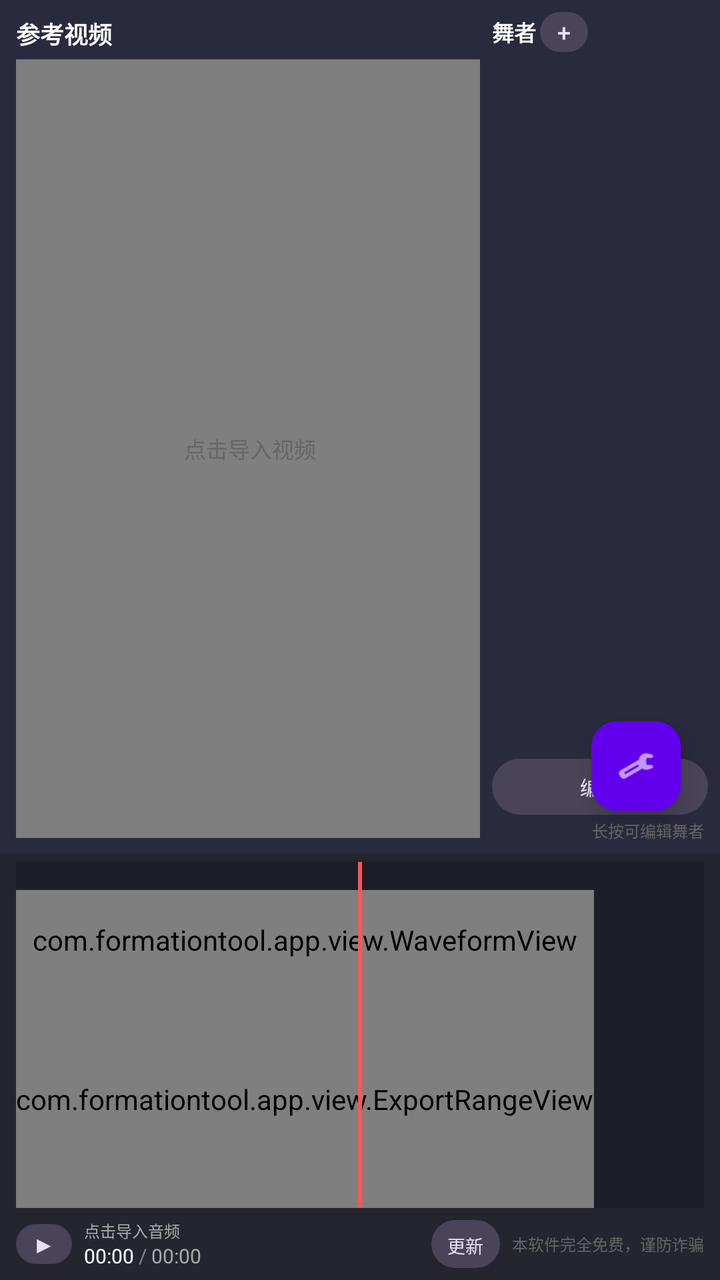
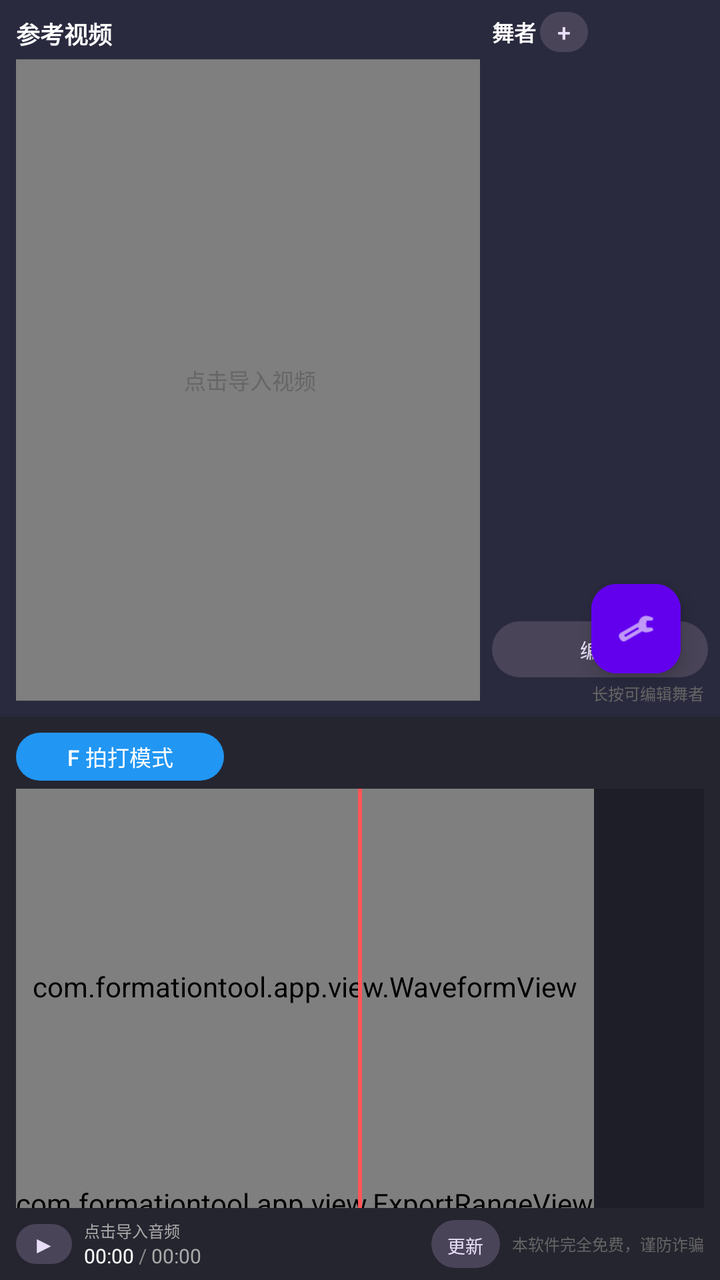

An Android layout rendered at two revisions. The XML below is the earlier revision; the diff shows what the commit changed to produce the second picture.
<!-- AndroidManifest.xml: activity theme Theme.FormationTool -->
<!-- res/layout/activity_main.xml -->
<?xml version="1.0" encoding="utf-8"?>
<androidx.constraintlayout.widget.ConstraintLayout
    xmlns:android="http://schemas.android.com/apk/res/android"
    xmlns:app="http://schemas.android.com/apk/res-auto"
    xmlns:tools="http://schemas.android.com/tools"
    android:layout_width="match_parent"
    android:layout_height="match_parent"
    android:background="#1A1A1F"
    tools:context=".MainActivity">

    
    <LinearLayout
        android:id="@+id/videoPanel"
        android:layout_width="250dp"
        android:layout_height="0dp"
        android:background="#2A2A3F"
        android:orientation="vertical"
        android:elevation="2dp"
        android:padding="8dp"
        app:layout_constraintTop_toTopOf="parent"
        app:layout_constraintBottom_toTopOf="@id/guidelineBottom"
        app:layout_constraintStart_toStartOf="parent">

        
        <TextView
            android:layout_width="match_parent"
            android:layout_height="wrap_content"
            android:text="参考视频"
            android:textColor="#FFFFFF"
            android:textSize="12sp"
            android:textStyle="bold"
            android:layout_marginBottom="4dp"/>

        
        <FrameLayout
            android:id="@+id/videoContainer"
            android:layout_width="match_parent"
            android:layout_height="0dp"
            android:layout_weight="1"
            android:background="#1A1A1F">

            <VideoView
                android:id="@+id/referenceVideoView"
                android:layout_width="match_parent"
                android:layout_height="match_parent"
                android:layout_gravity="center"/>

            
            <TextView
                android:id="@+id/tvNoVideo"
                android:layout_width="wrap_content"
                android:layout_height="wrap_content"
                android:layout_gravity="center"
                android:text="点击导入视频"
                android:textColor="#666666"
                android:textSize="11sp"/>
        </FrameLayout>
    </LinearLayout>

    
    <ImageButton
        android:id="@+id/btnToggleVideoPanel"
        android:layout_width="24dp"
        android:layout_height="48dp"
        android:src="@android:drawable/ic_media_previous"
        android:background="#3A3A4F"
        android:scaleType="centerInside"
        android:padding="4dp"
        app:layout_constraintTop_toTopOf="parent"
        app:layout_constraintBottom_toTopOf="@id/guidelineBottom"
        app:layout_constraintStart_toEndOf="@id/videoPanel"/>

    
    <FrameLayout
        android:id="@+id/viewportContainer"
        android:layout_width="0dp"
        android:layout_height="0dp"
        app:layout_constraintTop_toTopOf="parent"
        app:layout_constraintBottom_toTopOf="@id/guidelineBottom"
        app:layout_constraintStart_toEndOf="@id/btnToggleVideoPanel"
        app:layout_constraintEnd_toStartOf="@id/btnToggleDancerPanel">

        <android.opengl.GLSurfaceView
            android:id="@+id/glSurfaceView"
            android:layout_width="match_parent"
            android:layout_height="match_parent"/>

        
        <com.formationtool.app.view.DancerLabelOverlay
            android:id="@+id/dancerLabelOverlay"
            android:layout_width="match_parent"
            android:layout_height="match_parent"/>
    </FrameLayout>

    
    <ImageButton
        android:id="@+id/btnToggleDancerPanel"
        android:layout_width="24dp"
        android:layout_height="48dp"
        android:src="@android:drawable/ic_media_next"
        android:background="#3A3A4F"
        android:scaleType="centerInside"
        android:padding="4dp"
        app:layout_constraintTop_toTopOf="parent"
        app:layout_constraintBottom_toTopOf="@id/guidelineBottom"
        app:layout_constraintEnd_toStartOf="@id/controlPanel"/>

    
    <LinearLayout
        android:id="@+id/controlPanel"
        android:layout_width="120dp"
        android:layout_height="0dp"
        android:background="#2A2A3F"
        android:orientation="vertical"
        android:elevation="2dp"
        android:padding="6dp"
        app:layout_constraintTop_toTopOf="parent"
        app:layout_constraintBottom_toTopOf="@id/guidelineBottom"
        app:layout_constraintEnd_toEndOf="parent">

        
        <LinearLayout
            android:layout_width="match_parent"
            android:layout_height="wrap_content"
            android:orientation="horizontal"
            android:gravity="center_vertical"
            android:layout_marginBottom="2dp">

            <TextView
                android:layout_width="wrap_content"
                android:layout_height="wrap_content"
                android:text="舞者"
                android:textColor="#FFFFFF"
                android:textSize="11sp"
                android:textStyle="bold"/>

            <Button
                android:id="@+id/btnAddDancerQuick"
                android:layout_width="24dp"
                android:layout_height="20dp"
                android:text="+"
                android:textSize="12sp"
                android:minWidth="0dp"
                android:minHeight="0dp"
                android:padding="0dp"
                android:insetTop="0dp"
                android:insetBottom="0dp"
                android:layout_marginStart="2dp"
                style="@style/Widget.Material3.Button.TonalButton"/>

        </LinearLayout>

        
        <GridLayout
            android:id="@+id/dancerGrid"
            android:layout_width="match_parent"
            android:layout_height="0dp"
            android:layout_weight="1"
            android:columnCount="5"
            android:rowCount="4"
            android:alignmentMode="alignMargins"
            android:columnOrderPreserved="false"/>

        
        <Button
            android:id="@+id/btnFormationPresets"
            android:layout_width="match_parent"
            android:layout_height="28dp"
            android:text="编队"
            android:textSize="10sp"
            android:minWidth="0dp"
            android:minHeight="0dp"
            android:padding="0dp"
            android:insetTop="0dp"
            android:insetBottom="0dp"
            android:layout_marginTop="4dp"
            android:layout_marginBottom="2dp"
            style="@style/Widget.Material3.Button.TonalButton"/>

        
        <TextView
            android:layout_width="match_parent"
            android:layout_height="wrap_content"
            android:text="长按可编辑舞者"
            android:textColor="#666666"
            android:textSize="8sp"
            android:gravity="end"
            android:layout_marginEnd="2dp"/>

    </LinearLayout>

    
    <Button
        android:id="@+id/btnCopyPrevFrame"
        android:layout_width="60dp"
        android:layout_height="30dp"
        android:text="复制前帧"
        android:textSize="9sp"
        android:minWidth="0dp"
        android:minHeight="0dp"
        android:padding="0dp"
        android:insetTop="0dp"
        android:insetBottom="0dp"
        android:layout_marginStart="8dp"
        android:layout_marginTop="8dp"
        style="@style/Widget.Material3.Button.TonalButton"
        app:layout_constraintTop_toTopOf="@id/viewportContainer"
        app:layout_constraintStart_toEndOf="@id/btnToggleVideoPanel"/>

    
    <Button
        android:id="@+id/btnToggleView"
        android:layout_width="45dp"
        android:layout_height="30dp"
        android:text="3D"
        android:textSize="10sp"
        android:minWidth="0dp"
        android:minHeight="0dp"
        android:padding="0dp"
        android:insetTop="0dp"
        android:insetBottom="0dp"
        android:layout_marginEnd="8dp"
        android:layout_marginTop="8dp"
        style="@style/Widget.Material3.Button.TonalButton"
        app:layout_constraintTop_toTopOf="@id/viewportContainer"
        app:layout_constraintEnd_toStartOf="@id/btnToggleDancerPanel"/>

    
    <Button
        android:id="@+id/btnSnapToGrid"
        android:layout_width="45dp"
        android:layout_height="30dp"
        android:text="捕捉"
        android:textSize="10sp"
        android:minWidth="0dp"
        android:minHeight="0dp"
        android:padding="0dp"
        android:insetTop="0dp"
        android:insetBottom="0dp"
        android:layout_marginEnd="6dp"
        android:layout_marginTop="8dp"
        style="@style/Widget.Material3.Button.TonalButton"
        app:layout_constraintTop_toTopOf="@id/viewportContainer"
        app:layout_constraintEnd_toStartOf="@id/btnToggleView"/>

    
    <Button
        android:id="@+id/btnPreview"
        android:layout_width="45dp"
        android:layout_height="30dp"
        android:text="预览"
        android:textSize="10sp"
        android:minWidth="0dp"
        android:minHeight="0dp"
        android:padding="0dp"
        android:insetTop="0dp"
        android:insetBottom="0dp"
        android:layout_marginEnd="6dp"
        android:layout_marginTop="8dp"
        style="@style/Widget.Material3.Button.TonalButton"
        app:layout_constraintTop_toTopOf="@id/viewportContainer"
        app:layout_constraintEnd_toStartOf="@id/btnSnapToGrid"/>

    
    <Button
        android:id="@+id/btnUndo"
        android:layout_width="45dp"
        android:layout_height="30dp"
        android:text="撤销"
        android:textSize="10sp"
        android:minWidth="0dp"
        android:minHeight="0dp"
        android:padding="0dp"
        android:insetTop="0dp"
        android:insetBottom="0dp"
        android:layout_marginEnd="6dp"
        android:layout_marginTop="8dp"
        style="@style/Widget.Material3.Button.TonalButton"
        app:layout_constraintTop_toTopOf="@id/viewportContainer"
        app:layout_constraintEnd_toStartOf="@id/btnPreview"/>

    
    <com.google.android.material.floatingactionbutton.FloatingActionButton
        android:id="@+id/fabClearSelection"
        android:layout_width="wrap_content"
        android:layout_height="wrap_content"
        android:layout_margin="16dp"
        android:src="@android:drawable/ic_menu_close_clear_cancel"
        android:contentDescription="取消选中"
        android:visibility="gone"
        android:clickable="true"
        android:focusable="true"
        app:elevation="24dp"
        app:backgroundTint="#FF4444"
        app:tint="#FFFFFF"
        app:fabSize="mini"
        app:layout_constraintBottom_toTopOf="@id/guidelineBottom"
        app:layout_constraintStart_toEndOf="@id/btnToggleVideoPanel"/>

    
    <com.google.android.material.floatingactionbutton.FloatingActionButton
        android:id="@+id/fabSettings"
        android:layout_width="wrap_content"
        android:layout_height="wrap_content"
        android:layout_margin="16dp"
        android:src="@android:drawable/ic_menu_manage"
        android:contentDescription="设置"
        app:backgroundTint="#6200EE"
        app:tint="#FFFFFF"
        app:fabSize="mini"
        android:scaleX="0.8"
        android:scaleY="0.8"
        app:layout_constraintBottom_toTopOf="@id/guidelineBottom"
        app:layout_constraintStart_toEndOf="@id/btnToggleVideoPanel"/>

    
    <com.google.android.material.floatingactionbutton.FloatingActionButton
        android:id="@+id/fabExport"
        android:layout_width="wrap_content"
        android:layout_height="wrap_content"
        android:layout_marginStart="8dp"
        android:src="@android:drawable/ic_menu_upload"
        android:contentDescription="导出视频"
        app:backgroundTint="#6200EE"
        app:tint="#FFFFFF"
        app:fabSize="mini"
        android:visibility="gone"
        android:scaleX="0.8"
        android:scaleY="0.8"
        app:layout_constraintBottom_toTopOf="@id/guidelineBottom"
        app:layout_constraintStart_toEndOf="@id/fabSettings"/>

    
    <com.google.android.material.floatingactionbutton.FloatingActionButton
        android:id="@+id/fabStageSize"
        android:layout_width="wrap_content"
        android:layout_height="wrap_content"
        android:layout_marginStart="8dp"
        android:src="@android:drawable/ic_menu_crop"
        android:contentDescription="舞台尺寸"
        app:backgroundTint="#4CAF50"
        app:tint="#FFFFFF"
        app:fabSize="mini"
        android:visibility="gone"
        android:scaleX="0.8"
        android:scaleY="0.8"
        app:layout_constraintBottom_toTopOf="@id/guidelineBottom"
        app:layout_constraintStart_toEndOf="@id/fabExport"/>

    
    <com.google.android.material.floatingactionbutton.FloatingActionButton
        android:id="@+id/fabProject"
        android:layout_width="wrap_content"
        android:layout_height="wrap_content"
        android:layout_marginStart="8dp"
        android:src="@android:drawable/ic_menu_save"
        android:contentDescription="工程管理"
        app:backgroundTint="#FF9800"
        app:tint="#FFFFFF"
        app:fabSize="mini"
        android:visibility="gone"
        android:scaleX="0.8"
        android:scaleY="0.8"
        app:layout_constraintBottom_toTopOf="@id/guidelineBottom"
        app:layout_constraintStart_toEndOf="@id/fabStageSize"/>

    
    <Button
        android:id="@+id/fabFKey"
        android:layout_width="40dp"
        android:layout_height="40dp"
        android:layout_margin="16dp"
        android:text="F"
        android:textSize="16sp"
        android:textStyle="bold"
        android:textColor="#FFFFFF"
        android:background="@drawable/fab_circle_background"
        android:elevation="6dp"
        android:enabled="false"
        android:minWidth="0dp"
        android:minHeight="0dp"
        android:padding="0dp"
        app:layout_constraintBottom_toTopOf="@id/guidelineBottom"
        app:layout_constraintEnd_toStartOf="@id/btnToggleDancerPanel"/>

    
    <androidx.constraintlayout.widget.Guideline
        android:id="@+id/guidelineBottom"
        android:layout_width="wrap_content"
        android:layout_height="wrap_content"
        android:orientation="horizontal"
        app:layout_constraintGuide_percent="0.667"/>

    
    <LinearLayout
        android:id="@+id/bottomPanel"
        android:layout_width="0dp"
        android:layout_height="0dp"
        android:background="#252530"
        android:orientation="vertical"
        android:elevation="8dp"
        android:paddingHorizontal="8dp"
        android:paddingVertical="4dp"
        app:layout_constraintTop_toBottomOf="@id/guidelineBottom"
        app:layout_constraintBottom_toBottomOf="parent"
        app:layout_constraintStart_toStartOf="parent"
        app:layout_constraintEnd_toEndOf="parent">

            
            <FrameLayout
                android:id="@+id/timelineContainer"
                android:layout_width="match_parent"
                android:layout_height="0dp"
                android:layout_weight="1"
                android:background="#1E1E28">

                
                <HorizontalScrollView
                    android:id="@+id/timelineScrollView"
                    android:layout_width="match_parent"
                    android:layout_height="match_parent"
                    android:scrollbars="none"
                    android:fillViewport="true">

                    <FrameLayout
                        android:id="@+id/timelineContent"
                        android:layout_width="wrap_content"
                        android:layout_height="match_parent">

                        
                        <LinearLayout
                            android:id="@+id/waveformContainer"
                            android:layout_width="wrap_content"
                            android:layout_height="match_parent"
                            android:orientation="vertical">



                            
                            <FrameLayout
                                android:id="@+id/keyframeMarkersContainer"
                                android:layout_width="match_parent"
                                android:layout_height="14dp"/>

                            
                            <com.formationtool.app.view.WaveformView
                                android:id="@+id/waveformView"
                                android:layout_width="match_parent"
                                android:layout_height="50dp"/>

                            
                            <com.formationtool.app.view.ExportRangeView
                                android:id="@+id/exportRangeView"
                                android:layout_width="match_parent"
                                android:layout_height="0dp"
                                android:layout_weight="1"/>
                        </LinearLayout>
                    </FrameLayout>
                </HorizontalScrollView>

                
                <View
                    android:id="@+id/playheadIndicator"
                    android:layout_width="2dp"
                    android:layout_height="match_parent"
                    android:background="#FF5555"
                    android:layout_gravity="center_horizontal"/>
            </FrameLayout>

            
            <LinearLayout
                android:layout_width="match_parent"
                android:layout_height="wrap_content"
                android:orientation="horizontal"
                android:gravity="center_vertical"
                android:layout_marginTop="4dp">

                <Button
                    android:id="@+id/btnAudioPlayPause"
                    android:layout_width="28dp"
                    android:layout_height="28dp"
                    android:text="▶"
                    android:textSize="12sp"
                    android:padding="0dp"
                    style="@style/Widget.Material3.Button.TonalButton"/>

                <LinearLayout
                    android:layout_width="0dp"
                    android:layout_height="wrap_content"
                    android:layout_weight="1"
                    android:orientation="vertical"
                    android:layout_marginStart="6dp">

                    
                    <TextView
                        android:id="@+id/tvAudioNameTimeline"
                        android:layout_width="match_parent"
                        android:layout_height="wrap_content"
                        android:text="点击导入音频"
                        android:textColor="#AAAAAA"
                        android:textSize="8sp"
                        android:maxLines="1"
                        android:ellipsize="end"/>

                    
                    <LinearLayout
                        android:layout_width="wrap_content"
                        android:layout_height="wrap_content"
                        android:orientation="horizontal">

                        <TextView
                            android:id="@+id/tvCurrentTime"
                            android:layout_width="wrap_content"
                            android:layout_height="wrap_content"
                            android:text="00:00"
                            android:textColor="#FFFFFF"
                            android:textSize="10sp"/>

                        <TextView
                            android:layout_width="wrap_content"
                            android:layout_height="wrap_content"
                            android:text=" / "
                            android:textColor="#888888"
                            android:textSize="10sp"/>

                        <TextView
                            android:id="@+id/tvDuration"
                            android:layout_width="wrap_content"
                            android:layout_height="wrap_content"
                            android:text="00:00"
                            android:textColor="#AAAAAA"
                            android:textSize="10sp"/>
                    </LinearLayout>
                </LinearLayout>

                <Button
                    android:id="@+id/btnCheckUpdate"
                    android:layout_width="wrap_content"
                    android:layout_height="24dp"
                    android:text="更新"
                    android:textSize="9sp"
                    android:minWidth="0dp"
                    android:minHeight="0dp"
                    android:paddingHorizontal="8dp"
                    android:insetTop="0dp"
                    android:insetBottom="0dp"
                    android:layout_marginStart="4dp"
                    style="@style/Widget.Material3.Button.TonalButton"/>

                <Button
                    android:id="@+id/btnDeleteVideo"
                    android:layout_width="wrap_content"
                    android:layout_height="24dp"
                    android:text="删除"
                    android:textSize="9sp"
                    android:minWidth="0dp"
                    android:minHeight="0dp"
                    android:paddingHorizontal="8dp"
                    android:insetTop="0dp"
                    android:insetBottom="0dp"
                    android:visibility="gone"
                    android:layout_marginStart="4dp"
                    style="@style/Widget.Material3.Button.TonalButton"/>

                <TextView
                    android:layout_width="wrap_content"
                    android:layout_height="wrap_content"
                    android:text="本软件完全免费，谨防诈骗"
                    android:textColor="#666666"
                    android:textSize="8sp"
                    android:layout_marginStart="6dp"/>

            </LinearLayout>

    </LinearLayout>

    
    <LinearLayout
        android:id="@+id/previewControlBar"
        android:layout_width="0dp"
        android:layout_height="60dp"
        android:background="#252530"
        android:orientation="horizontal"
        android:gravity="center_vertical"
        android:paddingHorizontal="24dp"
        android:elevation="8dp"
        android:visibility="gone"
        app:layout_constraintBottom_toBottomOf="parent"
        app:layout_constraintStart_toStartOf="parent"
        app:layout_constraintEnd_toEndOf="parent">

        <Button
            android:id="@+id/btnPreviewPlayPause"
            android:layout_width="50dp"
            android:layout_height="50dp"
            android:text="▶"
            android:textSize="18sp"
            android:padding="0dp"
            style="@style/Widget.Material3.Button.TonalButton"/>

        <SeekBar
            android:id="@+id/previewSeekBar"
            android:layout_width="0dp"
            android:layout_height="wrap_content"
            android:layout_weight="1"
            android:layout_marginHorizontal="16dp"
            android:progressTint="#6200EE"
            android:thumbTint="#6200EE"
            android:progressBackgroundTint="#444444"
            android:paddingTop="0dp"
            android:paddingBottom="0dp"/>

        <TextView
            android:id="@+id/tvPreviewTime"
            android:layout_width="wrap_content"
            android:layout_height="wrap_content"
            android:text="00:00 / 00:00"
            android:textColor="#FFFFFF"
            android:textSize="14sp"/>

    </LinearLayout>

</androidx.constraintlayout.widget.ConstraintLayout>
<!-- resources referenced by this layout -->
<resources>
  <!-- drawable fab_circle_background (drawable) -->
  <?xml version="1.0" encoding="utf-8"?>
  <shape xmlns:android="http://schemas.android.com/apk/res/android"
      android:shape="oval">
      <solid android:color="#FF5722"/>
      <size android:width="40dp" android:height="40dp"/>
  </shape>
  <style name="Theme.FormationTool" parent="Base.Theme.FormationTool" />
  <style name="Base.Theme.FormationTool" parent="Theme.Material3.Dark.NoActionBar">
          <item name="colorPrimary">#2196F3</item>
          <item name="colorPrimaryVariant">#1976D2</item>
          <item name="colorOnPrimary">#FFFFFF</item>
          <item name="colorSecondary">#03DAC5</item>
          <item name="colorSecondaryVariant">#018786</item>
          <item name="colorOnSecondary">#000000</item>
          <item name="android:statusBarColor">#1A1A1F</item>
          <item name="android:navigationBarColor">#1A1A1F</item>
      </style>
</resources>

<!-- the commit's change to res/layout/activity_main.xml (unified diff, before → after) -->
@@ -389,7 +389,7 @@
         android:layout_width="wrap_content"
         android:layout_height="wrap_content"
         android:orientation="horizontal"
-        app:layout_constraintGuide_percent="0.667"/>
+        app:layout_constraintGuide_percent="0.56"/>
 
     
     <LinearLayout
@@ -407,6 +407,12 @@
         app:layout_constraintEnd_toEndOf="parent">
 
             
+            <LinearLayout android:layout_width="match_parent" android:layout_height="32dp" android:orientation="horizontal" android:gravity="center_vertical">
+                <Button android:id="@+id/btnEditingMode" android:layout_width="104dp" android:layout_height="32dp" android:text="F 拍打模式" android:textSize="11sp" android:minHeight="0dp" android:padding="0dp" />
+                <Button android:id="@+id/btnAddInterval" android:layout_width="76dp" android:layout_height="32dp" android:layout_marginStart="8dp" android:text="＋队形" android:textSize="11sp" android:minHeight="0dp" android:padding="0dp" android:visibility="gone" />
+            </LinearLayout>
+
+            
             <FrameLayout
                 android:id="@+id/timelineContainer"
                 android:layout_width="match_parent"
@@ -440,20 +446,21 @@
                             <FrameLayout
                                 android:id="@+id/keyframeMarkersContainer"
                                 android:layout_width="match_parent"
-                                android:layout_height="14dp"/>
+                                android:layout_height="18dp"
+                                android:visibility="gone"/>
 
                             
                             <com.formationtool.app.view.WaveformView
                                 android:id="@+id/waveformView"
                                 android:layout_width="match_parent"
-                                android:layout_height="50dp"/>
+                                android:layout_height="0dp"
+                                android:layout_weight="1"/>
 
                             
                             <com.formationtool.app.view.ExportRangeView
                                 android:id="@+id/exportRangeView"
                                 android:layout_width="match_parent"
-                                android:layout_height="0dp"
-                                android:layout_weight="1"/>
+                                android:layout_height="12dp"/>
                         </LinearLayout>
                     </FrameLayout>
                 </HorizontalScrollView>
